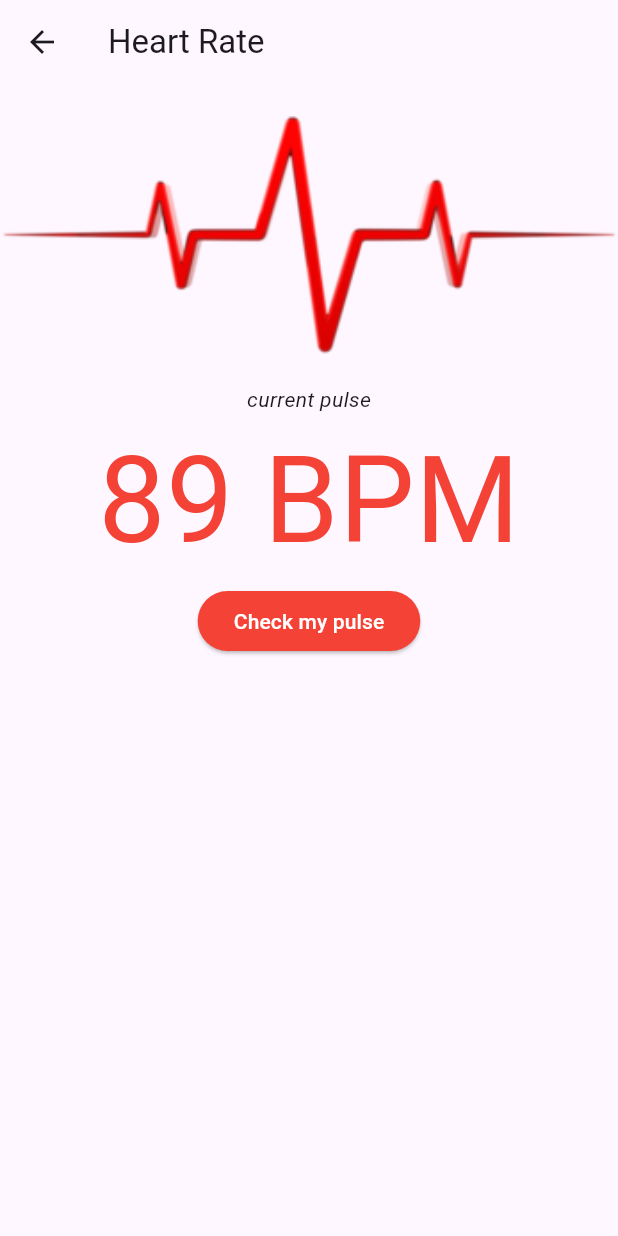
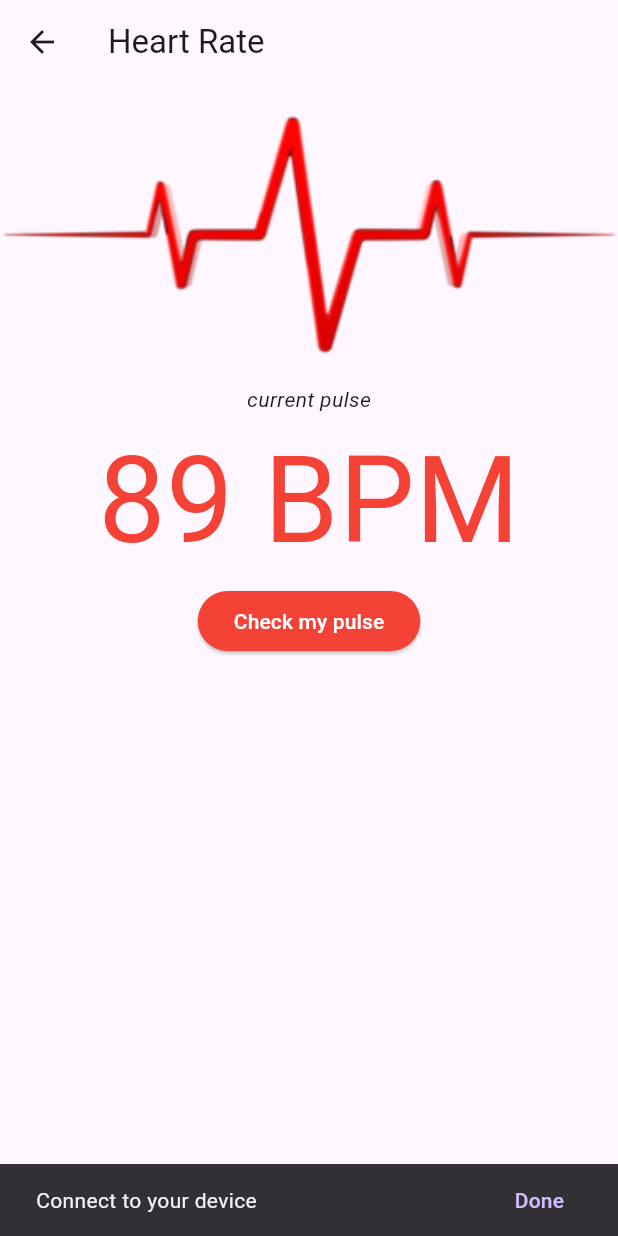
Before and after one commit to Amoako419/Flutter_Semester_Project, a Flutter app: the HeartRate screen opened directly, after a tap on "Check my pulse", on a phone screen of 412 x 824 dp. Run offline on Flutter 3.47's test engine with Material 3 defaults, Android fonts, the phone set to English and light mode, and no system bars.

Commit message:
pages created

```diff
--- /dev/null
+++ b/health_monitor/lib/pages/heart_rate.dart
@@ -0,0 +1,79 @@
+import 'package:flutter/material.dart';
+
+class HeartRate extends StatelessWidget{
+  const HeartRate({super.key});
+
+  @override
+  Widget build(BuildContext context) {
+    return Scaffold(
+      appBar: AppBar(
+  leading: IconButton(
+    icon: const Icon(Icons.arrow_back),
+    onPressed: () {
+      Navigator.pop(context);
+    },
+  ),
+  title: const Text("Heart Rate"),
+),
+  body: Column(
+    children: [_pulseIm(),
+    // _pulseTx()
+     const Text("current pulse",style: TextStyle(fontStyle: FontStyle.italic),),
+      const Text("89 BPM",style: TextStyle(fontStyle: FontStyle.normal, fontSize: 80.0 ,color: Colors.red,),),
+      ElevatedButton(onPressed: (){
+        final snackBar = SnackBar(content: const Text("Connect to your device"),
+        action: SnackBarAction(label: 'Done',
+        onPressed: (){},
+        ),
+        );
+        ScaffoldMessenger.of(context).showSnackBar(snackBar);
+      },
+        style: ButtonStyle(backgroundColor: MaterialStateProperty.all(Colors.red)),
+         child: const Text("Check my pulse",style: TextStyle(color: Colors.white)),
+      )
+
+    ],
+  )
+
+    );
+  }
+  Widget _pulseIm(){
+    return Container(
+    padding: const EdgeInsets.all(20),
+    width: double.infinity,
+    height: 200,
+    decoration: const BoxDecoration(
+      borderRadius: BorderRadius.only(
+        bottomLeft: Radius.circular(20),
+        bottomRight: Radius.circular(20),
+        topLeft: Radius.circular(20),
+        topRight: Radius.circular(20),
+      ),
+      image: DecorationImage(
+        image: AssetImage('assets/images/pulse.webp'),
+        fit: BoxFit.cover,
+      ),
+    ),
+    );
+  }
+
+  // Widget _pulseTx(){
+  //   return Column(
+  //     children: [
+  //     const Text("current pulse",style: TextStyle(fontStyle: FontStyle.italic),),
+  //     const Text("89 BPM",style: TextStyle(fontStyle: FontStyle.normal, fontSize: 80.0 ,color: Colors.red,),),
+  //     ElevatedButton(onPressed: (){
+  //       final snackBar = SnackBar(content: const Text("Connect to your device"),
+  //       action: SnackBarAction(label: 'Done',
+  //       onPressed: (){},
+  //       ),
+  //       );
+  //       ScaffoldMessenger.of(context).showSnackBar(snackBar);
+  //     },
+  //       style: ButtonStyle(backgroundColor: MaterialStateProperty.all(Colors.red)),
+  //        child: const Text("Check my pulse",style: TextStyle(color: Colors.white)),
+  //     )
+  //     ],
+  //   );
+  // }
+}
--- a/health_monitor/lib/pages/home_page.dart
+++ b/health_monitor/lib/pages/home_page.dart
@@ -1,4 +1,6 @@
 import 'package:flutter/material.dart';
+import 'package:health_monitor/pages/heart_rate.dart';
+import 'package:health_monitor/pages/steps.dart';
 
 class Homepage extends StatefulWidget {
   const Homepage({super.key});
@@ -33,6 +35,7 @@ class _HomePageState extends State<Homepage> {
         ],
       ),
     );
+
   }
 
 
@@ -233,87 +236,12 @@ Widget _end() {
 
 
 /////////////////// HeartRate Start //////////////////////////////////
-class HeartRate extends StatelessWidget{
-  const HeartRate({super.key});
-
-  @override
-  Widget build(BuildContext context) {
-    return Scaffold(
-      appBar: AppBar(
-  leading: IconButton(
-    icon: const Icon(Icons.arrow_back),
-    onPressed: () {
-      Navigator.pop(context);
-    },
-  ),
-  title: const Text("Heart Rate"),
-),
-  body: Column(
-    children: [_pulseIm(),
-    _pulseTx()
-    ],
-  )
-    );
-  }
-  Widget _pulseIm(){
-    return Container(
-    padding: const EdgeInsets.all(20),
-    width: double.infinity,
-    height: 200,
-    decoration: const BoxDecoration(
-      borderRadius: BorderRadius.only(
-        bottomLeft: Radius.circular(20),
-        bottomRight: Radius.circular(20),
-        topLeft: Radius.circular(20),
-        topRight: Radius.circular(20),
-      ),
-      image: DecorationImage(
-        image: AssetImage('assets/images/pulse.webp'),
-        fit: BoxFit.cover,
-      ),
-    ),
-    );
-  }
-
-  Widget _pulseTx(){
-    return Container(
-      child:  Column(
-        children: [
-        const Text("current pulse",style: TextStyle(fontStyle: FontStyle.italic),),
-        const Text("89 BPM",style: TextStyle(fontStyle: FontStyle.normal, fontSize: 80.0 ,color: Colors.red,),),
-        ElevatedButton(onPressed: (){
-          // print("Connect your accessory");
-        },
-          style: ButtonStyle(backgroundColor: MaterialStateProperty.all(Colors.red)),
-           child: const Text("Check my pulse",style: TextStyle(color: Colors.white)),
-        )
-        ],
-      ),
-    );
-  }
-}
+//
 /////////////////// HeartRate End //////////////////////////////////
 
 
 /////////////////// Steps Start //////////////////////////////////
-class Steps extends StatelessWidget{
-  const Steps({super.key});
 
-  @override
-  Widget build(BuildContext context) {
-    return Scaffold(
-      appBar: AppBar(
-  leading: IconButton(
-    icon: const Icon(Icons.arrow_back),
-    onPressed: () {
-      Navigator.pop(context);
-    },
-  ),
-  title: const Text("Steps"),
-),
-    );
-  }
-}
 /////////////////// Steps End //////////////////////////////////
 
 
@@ -475,4 +403,5 @@ Widget _edit(){
   ),child: const Text("Edit details")
   );
 }
+
 }
--- /dev/null
+++ b/health_monitor/lib/pages/steps.dart
@@ -0,0 +1,20 @@
+import "package:flutter/material.dart";
+
+class Steps extends StatelessWidget{
+  const Steps({super.key});
+
+  @override
+  Widget build(BuildContext context) {
+    return Scaffold(
+      appBar: AppBar(
+  leading: IconButton(
+    icon: const Icon(Icons.arrow_back),
+    onPressed: () {
+      Navigator.pop(context);
+    },
+  ),
+  title: const Text("Steps"),
+),
+    );
+  }
+}
```
